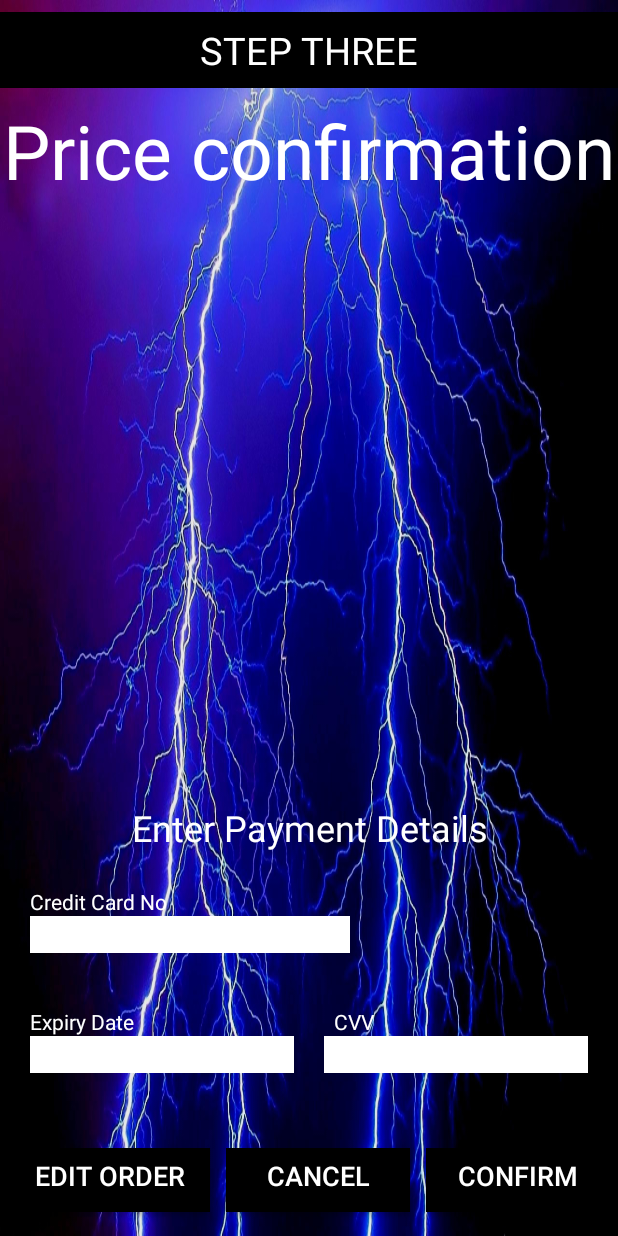
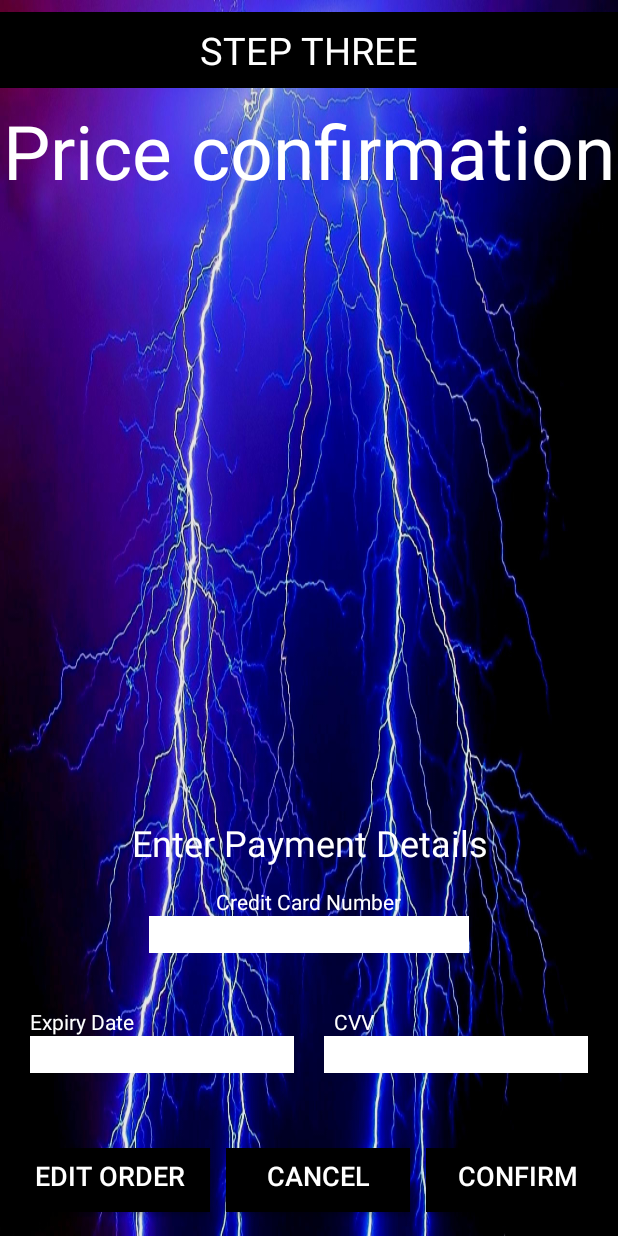
Before and after one commit to john-espina/XBurger, an Android app: the layout payment_page.xml on its own in the app's theme, with its tools: preview values and no code run, on a phone screen of 412 x 824 dp. Run offline under Robolectric (Android 15) with nearby library versions, the light colour scheme and no system bars.

```diff
--- a/app/src/main/java/com/example/espinajohn/xburger/BurgerAppLayout.java
+++ b/app/src/main/java/com/example/espinajohn/xburger/BurgerAppLayout.java
@@ -270,8 +270,6 @@ public class BurgerAppLayout extends ListActivity{
         currentLayout = R.layout.payment_page;
         activity.setContentView(R.layout.payment_page);
 
-        //Set the shared preferences
-
         //Set the controls
         EditText creditcard = (EditText) activity.findViewById(R.id.credit_card);
         EditText expirydate = (EditText) activity.findViewById(R.id.expiry_date);
--- a/app/src/main/res/layout/payment_page.xml
+++ b/app/src/main/res/layout/payment_page.xml
@@ -56,20 +56,12 @@
         app:layout_constraintVertical_bias="0.124" />
 
     <TextView
-        android:id="@+id/textView12"
+        android:id="@+id/cc_Text"
         android:layout_width="wrap_content"
         android:layout_height="wrap_content"
-        android:layout_above="@+id/credit_card"
-        android:layout_alignLeft="@+id/credit_card"
-        android:layout_alignStart="@+id/credit_card"
-        android:layout_marginLeft="20dp"
-        android:layout_marginTop="10dp"
-        android:textColor="#fff"
-        app:layout_constraintBottom_toBottomOf="parent"
-        app:layout_constraintTop_toTopOf="parent"
-        app:layout_constraintVertical_bias="0.319"
-        tools:layout_editor_absoluteX="85dp"
-        tools:text="Credit Card No" />
+        android:layout_gravity="center"
+        android:text="Credit Card Number"
+        android:textColor="@android:color/white" />
 
     <EditText
         android:id="@+id/credit_card"
@@ -77,8 +69,8 @@
         android:layout_height="wrap_content"
         android:layout_above="@+id/textView13"
         android:layout_centerHorizontal="true"
+        android:layout_gravity="center"
         android:layout_marginBottom="36dp"
-        android:layout_marginLeft="20dp"
         android:background="@android:color/background_light"
         android:ems="10"
         android:inputType="textPersonName"
--- a/app/src/main/res/layout/review_order.xml
+++ b/app/src/main/res/layout/review_order.xml
@@ -48,7 +48,7 @@
     <TextView
         android:id="@+id/order_details"
         android:layout_width="286dp"
-        android:layout_height="143dp"
+        android:layout_height="wrap_content"
         android:layout_above="@+id/button_confirm"
         android:layout_centerHorizontal="true"
         android:layout_marginBottom="78dp"
@@ -66,8 +66,9 @@
 
     <LinearLayout
         android:layout_width="match_parent"
-        android:layout_height="wrap_content"
+        android:layout_height="85dp"
         android:layout_weight="1"
+        android:gravity="bottom"
         android:orientation="horizontal">
 
         <Button
```
Also changed, not shown: app/src/main/res/layout/activity_main.xml (+6 -6 lines).
